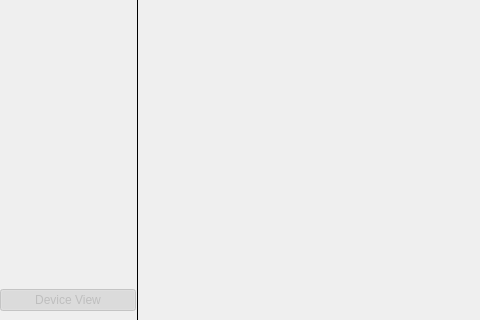
First picture: the form in hidviz/src/Window.ui, repository hidviz/hidviz, before the edit; both pictures show x 0 to 480 and y 459 to 779 of the 1028 by 779 pixel window.
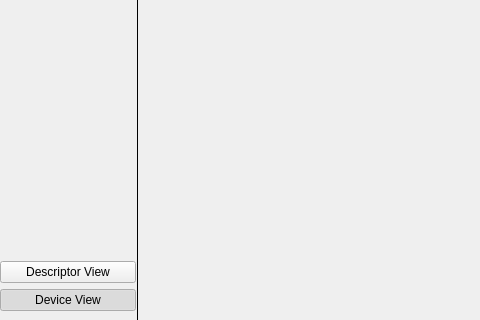
Second picture: the form after the edit. Icons and pictures are not drawn.

Commit message: Add Descriptor View

```diff
--- a/hidviz/src/Window.ui
+++ b/hidviz/src/Window.ui
@@ -188,11 +188,18 @@
         </property>
        </spacer>
       </item>
+      <item>
+       <widget class="QPushButton" name="descriptorViewButton">
+        <property name="text">
+         <string>Descriptor View</string>
+        </property>
+        <property name="checkable">
+         <bool>true</bool>
+        </property>
+       </widget>
+      </item>
       <item>
        <widget class="QPushButton" name="deviceViewButton">
-        <property name="enabled">
-         <bool>false</bool>
-        </property>
         <property name="text">
          <string>Device View</string>
         </property>
```
Left out of the diff: 162 changed lines with no effect on the pictures. The commit also changes 2 other files.
